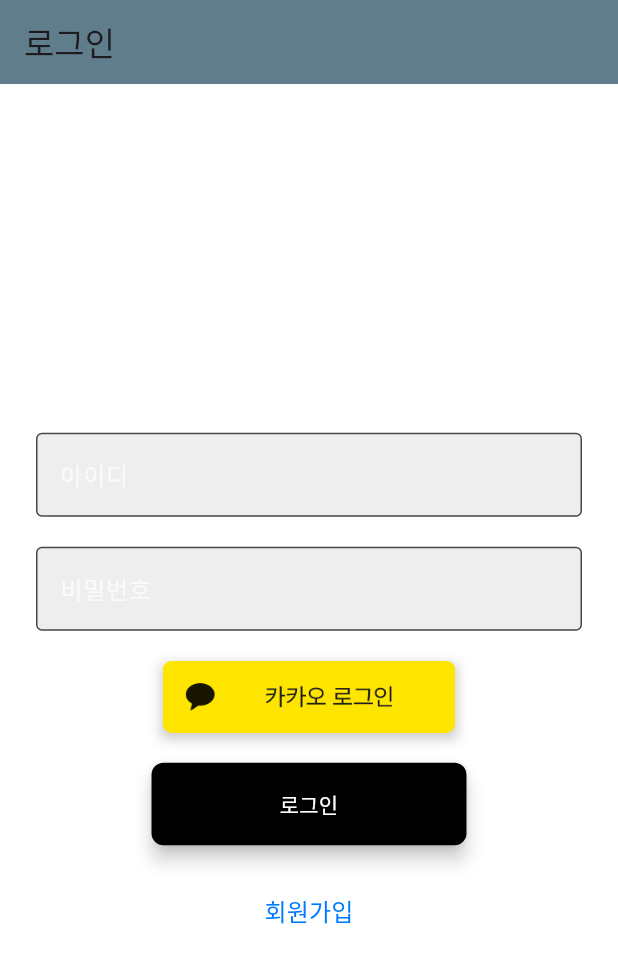
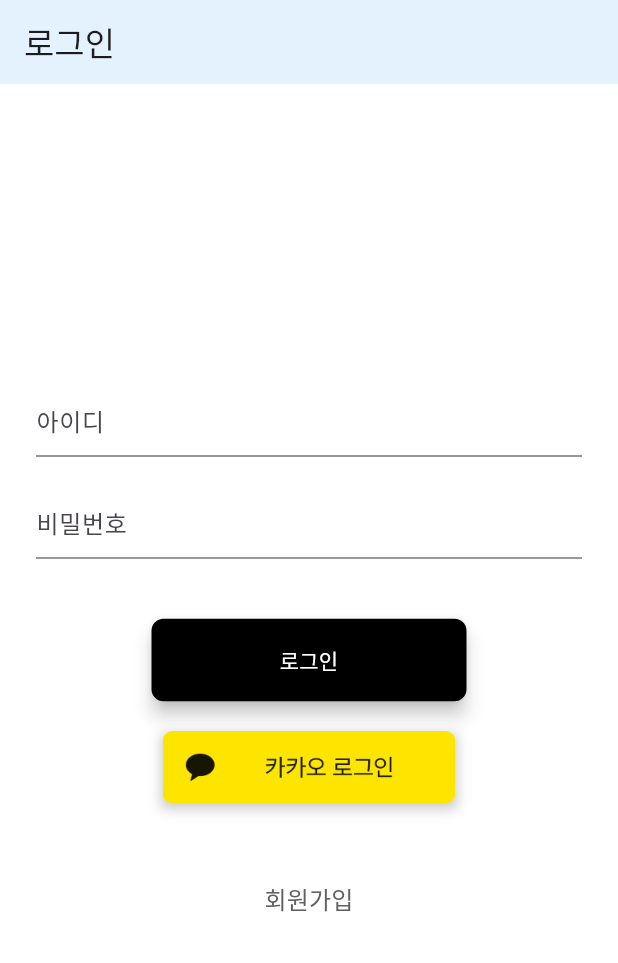
Before and after one commit to huiwon013/HowAboutHere, a Flutter app: the screen it shows after launch, on a phone screen of 412 x 824 dp. Shown: the top 963 px of the screen. Run offline on Flutter 3.47's test engine with Material 3 defaults, Android fonts, the phone set to English and light mode, and no system bars; our stand-ins replace cloud_firestore, firebase_auth, firebase_core; missing offline and left inert: kakao_flutter_sdk_user; accounts and stored records are empty.

Commit message:
(start, register) start, register 페이지 디자인 및 기능수정

```diff
--- a/hah/lib/startpage/start.dart
+++ b/hah/lib/startpage/start.dart
@@ -33,46 +33,34 @@ class _StartPageState extends State<StartPage> {
       _isLoggingIn = true; // 로그인 중임을 표시
     });
 
-    bool success = await _viewModel.login();
-
-    if (success) {
-      try {
-        // 카카오 사용자 정보를 가져오기
-        var user = await UserApi.instance.me();
-        String email = _emailController.text; // 입력한 이메일 가져오기
-        String name = user.kakaoAccount?.profile?.nickname ?? '';
-
-        // Firebase에 사용자 등록
-        UserCredential userCredential = await _auth.signInWithCredential(
-          EmailAuthProvider.credential(
-            email: email,
-            password: _passwordController.text, // 입력한 비밀번호 가져오기
-          ),
-        );
-
-        // Firestore에 사용자 정보 저장하기
-        // await FirebaseFirestore.instance.collection('users').doc(userCredential.user?.uid).set({
-        //   'name': name,
-        //   'email': email,
-        // });
-
-        Navigator.pushReplacementNamed(context, '/home');
-      } catch (e) {
-        print('Firebase에 사용자 등록 실패: $e');
-        ScaffoldMessenger.of(context).showSnackBar(
-          SnackBar(content: Text('로그인 후 사용자 정보를 저장하는 데 실패했습니다.')),
-        );
-      }
-    } else {
-      // 로그인 실패 시 알림
+    try {
+      UserCredential userCredential = await _auth.signInWithEmailAndPassword(
+        email: _emailController.text,
+        password: _passwordController.text,
+      );
+      Navigator.pushReplacementNamed(context, '/home');
+    } catch (e) {
+      print('Firebase 로그인 실패: $e');
       ScaffoldMessenger.of(context).showSnackBar(
-        SnackBar(content: Text('로그인 실패')),
+        SnackBar(content: Text('로그인 실패: 이메일과 비밀번호를 확인해주세요.')),
       );
     }
 
     setState(() {
       _isLoggingIn = false; // 로그인 완료 후 상태 복원
     });
+  }
+
+  // 카카오 로그인 처리 메소드
+  void _handleKakaoLogin() async {
+    bool success = await _viewModel.login();
+    if (success) {
+      Navigator.pushReplacementNamed(context, '/home');
+    } else {
+      ScaffoldMessenger.of(context).showSnackBar(
+        SnackBar(content: Text('카카오 로그인 실패')),
+      );
+    }
   }
 
   // 회원가입 페이지로 이동하는 메소드
@@ -89,7 +77,7 @@ class _StartPageState extends State<StartPage> {
       backgroundColor: Colors.white, // 배경색을 흰색으로 설정
       appBar: AppBar(
         title: Text('로그인'),
-        backgroundColor: Colors.blueGrey, // 카카오톡 색상으로 설정
+        backgroundColor: Colors.blue[50] // 카카오톡 색상으로 설정
       ),
       body: Center(
         child: Padding(
@@ -97,60 +85,61 @@ class _StartPageState extends State<StartPage> {
           child: Column(
             mainAxisAlignment: MainAxisAlignment.center,
             children: [
-              SizedBox(height: 40),
-              // 아이디 입력 필드
+              // 아이디 입력 필드 (인스타그램 스타일)
               TextField(
                 controller: _emailController,
                 decoration: InputDecoration(
-                  labelText: '아이디',
-                  labelStyle: TextStyle(color: Colors.grey[50]),
-                  border: OutlineInputBorder(),
-                  filled: true,
-                  fillColor: Colors.grey[200],
+                  hintText: '아이디',
+                  border: UnderlineInputBorder(
+                    borderSide: BorderSide(color: Colors.grey),
+                  ),
                 ),
-                keyboardType: TextInputType.emailAddress,
               ),
               SizedBox(height: 20), // 입력 필드와 다음 필드 사이 간격 추가
-              // 비밀번호 입력 필드
+              // 비밀번호 입력 필드 (인스타그램 스타일)
               TextField(
                 controller: _passwordController,
                 decoration: InputDecoration(
-                  labelText: '비밀번호',
-                  labelStyle: TextStyle(color: Colors.grey[50]),
-                  border: OutlineInputBorder(),
-                  filled: true,
-                  fillColor: Colors.grey[200],
+                  hintText: '비밀번호',
+                  border: UnderlineInputBorder(
+                    borderSide: BorderSide(color: Colors.grey),
+                  ),
                 ),
                 obscureText: true, // 비밀번호 숨기기
               ),
-              SizedBox(height: 20), // 입력 필드와 이미지 사이 간격 추가
-              // 카카오 로그인 버튼 이미지
-              Container(
-                height: 48,
-                child: ShadowedImage(
-                  image: AssetImage('lib/startpage/kakao_login.png'), // 카카오 로그인 버튼 이미지
-                ),
-              ),
-              SizedBox(height: 20), // 이미지와 로그인 버튼 사이 간격 추가
+              SizedBox(height: 40), // 입력 필드와 버튼 사이 간격 추가
+              // 로그인 버튼
               ElevatedButton(
-                onPressed: _isLoggingIn ? null : _handleLogin, // 로그인 버튼 클릭 시 로그인 처리
+                onPressed: _isLoggingIn ? null : _handleLogin, // 로그인 처리
                 child: Text('로그인', style: TextStyle(color: Colors.white)),
                 style: ElevatedButton.styleFrom(
                   backgroundColor: Colors.black, // 배경색을 검은색으로 설정
-                  minimumSize: Size(buttonWidth, buttonHeight), // 버튼의 너비와 높이 설정
+                  minimumSize: Size(buttonWidth, buttonHeight), // 버튼 크기
                   shape: RoundedRectangleBorder(
                     borderRadius: BorderRadius.circular(8.0), // 모서리 둥글게
                   ),
                   elevation: 5, // 그림자 추가
                 ),
               ),
-              SizedBox(height: 20), // 로그인 버튼과 회원가입 버튼 사이 간격 추가
+              SizedBox(height: 20), // 버튼과 카카오 로그인 이미지 간격
+              // 카카오 로그인 이미지 (카카오 로그인 기능)
+              GestureDetector(
+                onTap: _isLoggingIn ? null : _handleKakaoLogin, // 카카오 로그인 처리
+                child: Container(
+                  height: 48,
+                  child: ShadowedImage(
+                    image: AssetImage('lib/startpage/kakao_login.png'), // 카카오 로그인 버튼 이미지
+                  ),
+                ),
+              ),
+              SizedBox(height: 40), // 이미지와 회원가입 버튼 사이 간격 추가
+              // 회원가입 버튼
               TextButton(
                 onPressed: _isLoggingIn ? null : _handleSignUp,
                 child: Text(
                   '회원가입',
                   style: TextStyle(
-                    color: Color(0xFF007aff), // 회원가입 버튼 색상
+                    color: Colors.grey[700], // 진한 회색으로 설정
                     fontSize: 16,
                   ),
                 ),
```
Also changed, not shown: hah/lib/startpage/register.dart (+14 -23 lines).
